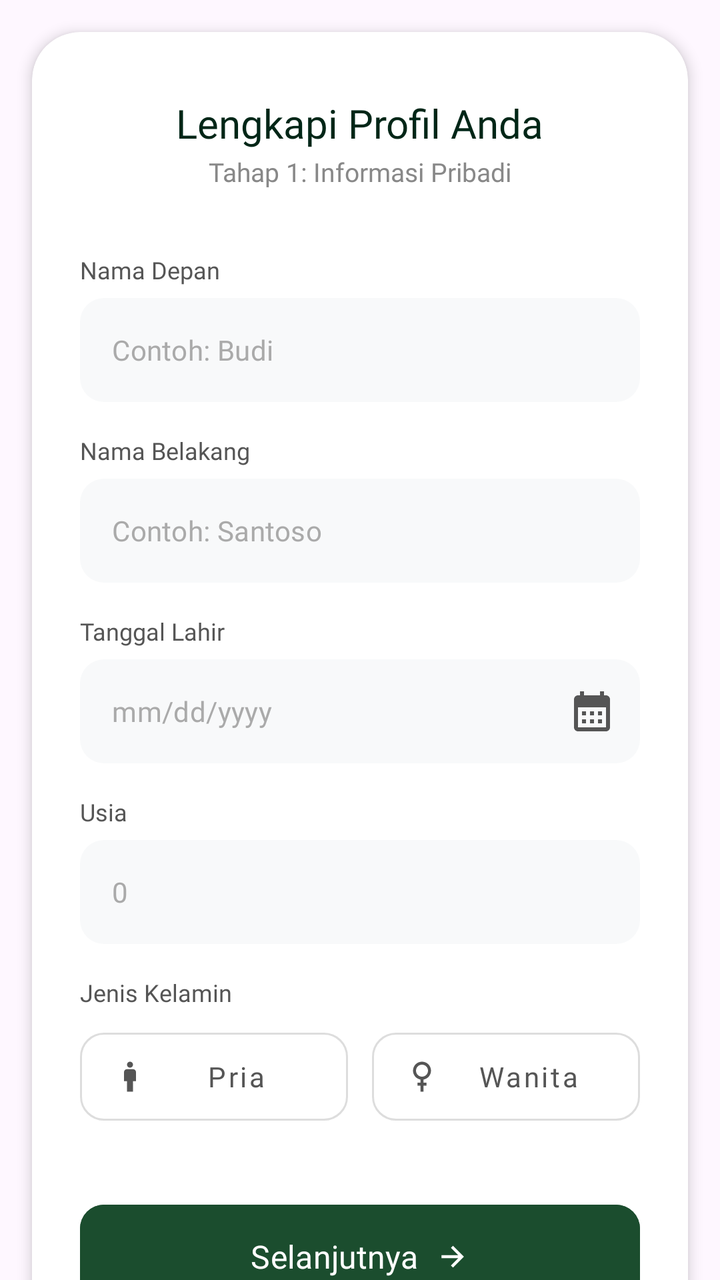
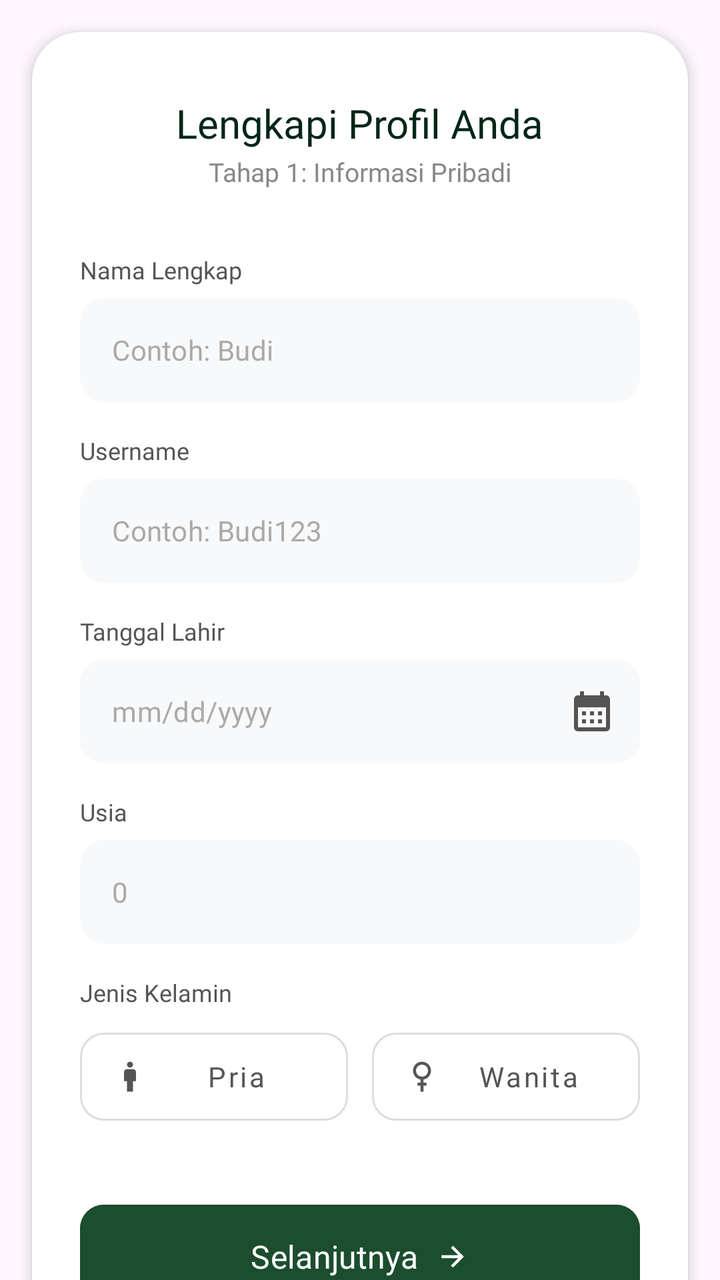

Two renders of the same Android screen: before a commit and after it. Below are the layout's source before the change and the commit's diff.
<!-- AndroidManifest.xml: application theme Theme.Notasawit -->
<!-- res/layout/fragment_data_diri1.xml -->
<?xml version="1.0" encoding="utf-8"?>
<androidx.core.widget.NestedScrollView xmlns:android="http://schemas.android.com/apk/res/android"
    xmlns:app="http://schemas.android.com/apk/res-auto"
    xmlns:tools="http://schemas.android.com/tools"
    android:id="@+id/scrollView"
    android:layout_width="match_parent"
    android:layout_height="match_parent"
    android:fillViewport="true"
    android:fitsSystemWindows="true"
    tools:context=".Autentikasi.Daftar.DataDiri.DataDiri1Fragment">

    <androidx.cardview.widget.CardView
        android:layout_width="match_parent"
        android:layout_height="wrap_content"
        android:layout_margin="16dp"
        app:cardCornerRadius="24dp"
        app:cardElevation="4dp"
        app:cardBackgroundColor="#FFFFFF">

        <androidx.constraintlayout.widget.ConstraintLayout
            android:layout_width="match_parent"
            android:layout_height="wrap_content"
            android:paddingHorizontal="24dp"
            android:paddingVertical="32dp">

            <LinearLayout
                android:id="@+id/form_header"
                android:layout_width="match_parent"
                android:layout_height="wrap_content"
                android:orientation="vertical"
                android:gravity="center"
                app:layout_constraintEnd_toEndOf="parent"
                app:layout_constraintStart_toStartOf="parent"
                app:layout_constraintTop_toTopOf="parent">

                <TextView
                    android:layout_width="wrap_content"
                    android:layout_height="wrap_content"
                    android:fontFamily="@font/poppins_medium"
                    android:text="Lengkapi Profil Anda"
                    android:textColor="#002617"
                    android:textSize="20sp" />

                <TextView
                    android:layout_width="wrap_content"
                    android:layout_height="wrap_content"
                    android:fontFamily="@font/poppins_regular"
                    android:text="Tahap 1: Informasi Pribadi"
                    android:textColor="#888888"
                    android:textSize="13sp"
                    android:layout_marginTop="2dp" />
            </LinearLayout>

            
            <TextView
                android:id="@+id/tvLabelNamaDepan"
                android:layout_width="wrap_content"
                android:layout_height="wrap_content"
                android:layout_marginTop="32dp"
                android:text="Nama Depan"
                android:textColor="#555555"
                android:fontFamily="@font/poppins_regular"
                android:textSize="12sp"
                app:layout_constraintStart_toStartOf="parent"
                app:layout_constraintTop_toBottomOf="@+id/form_header" />

            <com.google.android.material.textfield.TextInputLayout
                android:id="@+id/NamaDepanLayout"
                style="@style/Widget.MaterialComponents.TextInputLayout.FilledBox"
                android:layout_width="match_parent"
                android:layout_height="wrap_content"
                android:layout_marginTop="6dp"
                app:boxBackgroundColor="#F8F9FA"
                app:boxStrokeWidth="0dp"
                app:boxStrokeWidthFocused="0dp"
                app:boxCornerRadiusTopStart="12dp"
                app:boxCornerRadiusTopEnd="12dp"
                app:boxCornerRadiusBottomStart="12dp"
                app:boxCornerRadiusBottomEnd="12dp"
                app:hintEnabled="false"
                app:layout_constraintTop_toBottomOf="@+id/tvLabelNamaDepan">

                <com.google.android.material.textfield.TextInputEditText
                    android:id="@+id/etNamaDepan"
                    android:layout_width="match_parent"
                    android:layout_height="52dp"
                    android:paddingVertical="0dp"
                    android:paddingHorizontal="16dp"
                    android:hint="Contoh: Budi"
                    android:textColorHint="#AAAAAA"
                    android:inputType="textPersonName"
                    android:fontFamily="@font/poppins_regular"
                    android:textSize="14sp"
                    android:textColor="#002617" />
            </com.google.android.material.textfield.TextInputLayout>

            
            <TextView
                android:id="@+id/tvLabelUsername"
                android:layout_width="wrap_content"
                android:layout_height="wrap_content"
                android:layout_marginTop="16dp"
                android:text="Nama Belakang"
                android:textColor="#555555"
                android:fontFamily="@font/poppins_regular"
                android:textSize="12sp"
                app:layout_constraintStart_toStartOf="parent"
                app:layout_constraintTop_toBottomOf="@+id/NamaDepanLayout" />

            <com.google.android.material.textfield.TextInputLayout
                android:id="@+id/UsernameLayout"
                style="@style/Widget.MaterialComponents.TextInputLayout.FilledBox"
                android:layout_width="match_parent"
                android:layout_height="wrap_content"
                android:layout_marginTop="6dp"
                app:boxBackgroundColor="#F8F9FA"
                app:boxStrokeWidth="0dp"
                app:boxStrokeWidthFocused="0dp"
                app:boxCornerRadiusTopStart="12dp"
                app:boxCornerRadiusTopEnd="12dp"
                app:boxCornerRadiusBottomStart="12dp"
                app:boxCornerRadiusBottomEnd="12dp"
                app:hintEnabled="false"
                app:layout_constraintTop_toBottomOf="@+id/tvLabelUsername">

                <com.google.android.material.textfield.TextInputEditText
                    android:id="@+id/etUsername"
                    android:layout_width="match_parent"
                    android:layout_height="52dp"
                    android:paddingVertical="0dp"
                    android:paddingHorizontal="16dp"
                    android:hint="Contoh: Santoso"
                    android:textColorHint="#AAAAAA"
                    android:inputType="textPersonName"
                    android:fontFamily="@font/poppins_regular"
                    android:textSize="14sp"
                    android:textColor="#002617" />
            </com.google.android.material.textfield.TextInputLayout>

            
            <TextView
                android:id="@+id/tvLabelTanggalLahir"
                android:layout_width="wrap_content"
                android:layout_height="wrap_content"
                android:layout_marginTop="16dp"
                android:text="Tanggal Lahir"
                android:textColor="#555555"
                android:fontFamily="@font/poppins_regular"
                android:textSize="12sp"
                app:layout_constraintStart_toStartOf="parent"
                app:layout_constraintTop_toBottomOf="@+id/UsernameLayout" />

            <com.google.android.material.textfield.TextInputLayout
                android:id="@+id/TanggalLahirLayout"
                style="@style/Widget.MaterialComponents.TextInputLayout.FilledBox"
                android:layout_width="match_parent"
                android:layout_height="wrap_content"
                android:layout_marginTop="6dp"
                app:boxBackgroundColor="#F8F9FA"
                app:boxStrokeWidth="0dp"
                app:boxStrokeWidthFocused="0dp"
                app:boxCornerRadiusTopStart="12dp"
                app:boxCornerRadiusTopEnd="12dp"
                app:boxCornerRadiusBottomStart="12dp"
                app:boxCornerRadiusBottomEnd="12dp"
                app:hintEnabled="false"
                app:endIconDrawable="@drawable/ic_calendar_month"
                app:endIconMode="custom"
                app:endIconTint="#555555"
                app:layout_constraintTop_toBottomOf="@+id/tvLabelTanggalLahir">

                <com.google.android.material.textfield.TextInputEditText
                    android:id="@+id/etTanggalLahir"
                    android:layout_width="match_parent"
                    android:layout_height="52dp"
                    android:paddingVertical="0dp"
                    android:paddingHorizontal="16dp"
                    android:hint="mm/dd/yyyy"
                    android:textColorHint="#AAAAAA"
                    android:inputType="date"
                    android:focusable="false"
                    android:clickable="true"
                    android:cursorVisible="false"
                    android:fontFamily="@font/poppins_regular"
                    android:textSize="14sp"
                    android:textColor="#002617" />
            </com.google.android.material.textfield.TextInputLayout>

            
            <TextView
                android:id="@+id/tvLabelUsia"
                android:layout_width="wrap_content"
                android:layout_height="wrap_content"
                android:layout_marginTop="16dp"
                android:text="Usia"
                android:textColor="#555555"
                android:fontFamily="@font/poppins_regular"
                android:textSize="12sp"
                app:layout_constraintStart_toStartOf="parent"
                app:layout_constraintTop_toBottomOf="@+id/TanggalLahirLayout" />

            <com.google.android.material.textfield.TextInputLayout
                android:id="@+id/UsiaLayout"
                style="@style/Widget.MaterialComponents.TextInputLayout.FilledBox"
                android:layout_width="match_parent"
                android:layout_height="wrap_content"
                android:layout_marginTop="6dp"
                app:boxBackgroundColor="#F8F9FA"
                app:boxStrokeWidth="0dp"
                app:boxStrokeWidthFocused="0dp"
                app:boxCornerRadiusTopStart="12dp"
                app:boxCornerRadiusTopEnd="12dp"
                app:boxCornerRadiusBottomStart="12dp"
                app:boxCornerRadiusBottomEnd="12dp"
                app:hintEnabled="false"
                app:layout_constraintTop_toBottomOf="@+id/tvLabelUsia">

                <com.google.android.material.textfield.TextInputEditText
                    android:id="@+id/etUsia"
                    android:layout_width="match_parent"
                    android:layout_height="52dp"
                    android:paddingVertical="0dp"
                    android:paddingHorizontal="16dp"
                    android:hint="0"
                    android:textColorHint="#AAAAAA"
                    android:inputType="number"
                    android:fontFamily="@font/poppins_regular"
                    android:textSize="14sp"
                    android:textColor="#002617" />
            </com.google.android.material.textfield.TextInputLayout>

            
            <TextView
                android:id="@+id/tvLabelJenisKelamin"
                android:layout_width="wrap_content"
                android:layout_height="wrap_content"
                android:layout_marginTop="16dp"
                android:text="Jenis Kelamin"
                android:textColor="#555555"
                android:fontFamily="@font/poppins_regular"
                android:textSize="12sp"
                app:layout_constraintStart_toStartOf="parent"
                app:layout_constraintTop_toBottomOf="@+id/UsiaLayout" />

            <LinearLayout
                android:id="@+id/containerJenisKelamin"
                android:layout_width="match_parent"
                android:layout_height="wrap_content"
                android:orientation="horizontal"
                android:layout_marginTop="6dp"
                app:layout_constraintTop_toBottomOf="@+id/tvLabelJenisKelamin">

                <com.google.android.material.button.MaterialButton
                    android:id="@+id/btnPria"
                    style="@style/Widget.MaterialComponents.Button.OutlinedButton"
                    android:layout_width="0dp"
                    android:layout_height="56dp"
                    android:layout_weight="1"
                    android:layout_marginEnd="6dp"
                    android:text="Pria"
                    android:fontFamily="@font/poppins_medium"
                    android:textAllCaps="false"
                    android:textColor="#555555"
                    app:iconTint="#555555"
                    app:icon="@drawable/ic_man"
                    app:strokeColor="#DDDDDD"
                    app:cornerRadius="12dp" />

                <com.google.android.material.button.MaterialButton
                    android:id="@+id/btnWanita"
                    style="@style/Widget.MaterialComponents.Button.OutlinedButton"
                    android:layout_width="0dp"
                    android:layout_height="56dp"
                    android:layout_weight="1"
                    android:layout_marginStart="6dp"
                    android:text="Wanita"
                    android:fontFamily="@font/poppins_medium"
                    android:textAllCaps="false"
                    android:textColor="#555555"
                    app:iconTint="#555555"
                    app:icon="@drawable/ic_woman"
                    app:strokeColor="#DDDDDD"
                    app:cornerRadius="12dp" />
            </LinearLayout>

            

            <com.google.android.material.button.MaterialButton
                android:id="@+id/btnNext"
                android:layout_width="match_parent"
                android:layout_height="60dp"
                android:layout_marginTop="32dp"
                android:layout_marginBottom="16dp"
                android:backgroundTint="#1B4D2E"
                android:text="Selanjutnya"
                android:textAllCaps="false"
                android:fontFamily="@font/poppins_semibold"
                android:textSize="16sp"
                app:cornerRadius="12dp"
                app:icon="@drawable/ic_arrow_right"
                app:iconGravity="textEnd"
                app:layout_constraintEnd_toEndOf="parent"
                app:layout_constraintStart_toStartOf="parent"
                app:layout_constraintTop_toBottomOf="@+id/containerJenisKelamin" />

            <LinearLayout
                android:id="@+id/tvSecure"
                android:layout_width="match_parent"
                android:layout_height="wrap_content"
                android:gravity="center"
                android:orientation="horizontal"
                android:layout_marginTop="16dp"
                app:layout_constraintTop_toBottomOf="@+id/btnNext">
                <ImageView
                    android:layout_width="14dp"
                    android:layout_height="14dp"
                    android:src="@drawable/ic_shield"
                    app:tint="#888888" />
                <TextView
                    android:layout_width="wrap_content"
                    android:layout_height="wrap_content"
                    android:layout_marginStart="6dp"
                    android:text="Data Anda aman bersama kami"
                    android:fontFamily="@font/poppins_regular"
                    android:textSize="12sp"
                    android:textColor="#888888" />
            </LinearLayout>

        </androidx.constraintlayout.widget.ConstraintLayout>
    </androidx.cardview.widget.CardView>
</androidx.core.widget.NestedScrollView>
<!-- resources referenced by this layout -->
<resources>
  <!-- drawable ic_arrow_right (drawable) -->
  <vector xmlns:android="http://schemas.android.com/apk/res/android"
      android:width="24dp"
      android:height="24dp"
      android:viewportWidth="24.0"
      android:viewportHeight="24.0">
      <path
          android:fillColor="#FF000000"
          android:pathData="M5,13l11.17,0l-4.88,4.88l1.41,1.41l7.3,-7.29l-7.3,-7.29l-1.41,1.41l4.88,4.88l-11.17,0z"/>
  </vector>
  <!-- drawable ic_calendar_month (drawable) -->
  <vector xmlns:android="http://schemas.android.com/apk/res/android" android:height="24dp" android:tint="#002617" android:viewportHeight="24" android:viewportWidth="24" android:width="24dp">
        
      <path android:fillColor="@android:color/white" android:pathData="M19,4h-1V2h-2v2H8V2H6v2H5C3.89,4 3.01,4.9 3.01,6L3,20c0,1.1 0.89,2 2,2h14c1.1,0 2,-0.9 2,-2V6C21,4.9 20.1,4 19,4zM19,20H5V10h14V20zM9,14H7v-2h2V14zM13,14h-2v-2h2V14zM17,14h-2v-2h2V14zM9,18H7v-2h2V18zM13,18h-2v-2h2V18zM17,18h-2v-2h2V18z"/>
      
  </vector>
  <!-- drawable ic_man (drawable) -->
  <vector xmlns:android="http://schemas.android.com/apk/res/android" android:height="24dp" android:tint="#002617" android:viewportHeight="960" android:viewportWidth="960" android:width="24dp">
        
      <path android:fillColor="@android:color/white" android:pathData="M400,880L400,600L320,600L320,360Q320,327 343.5,303.5Q367,280 400,280L560,280Q593,280 616.5,303.5Q640,327 640,360L640,600L560,600L560,880L400,880ZM480,240Q447,240 423.5,216.5Q400,193 400,160Q400,127 423.5,103.5Q447,80 480,80Q513,80 536.5,103.5Q560,127 560,160Q560,193 536.5,216.5Q513,240 480,240Z"/>
      
  </vector>
  <!-- drawable ic_shield (drawable) -->
  <vector xmlns:android="http://schemas.android.com/apk/res/android"
      android:width="24dp"
      android:height="24dp"
      android:viewportWidth="24.0"
      android:viewportHeight="24.0">
      <path
          android:fillColor="#FF000000"
          android:pathData="M12,1L3,5v6c0,5.55 3.84,10.74 9,12c5.16,-1.26 9,-6.45 9,-12V5L12,1zM12,11.99h7c-0.53,4.12 -3.28,7.79 -7,8.94V12H5V6.3l7,-3.11V11.99z"/>
  </vector>
  <!-- drawable ic_woman (drawable) -->
  <vector xmlns:android="http://schemas.android.com/apk/res/android"
      android:width="24dp"
      android:height="24dp"
      android:viewportWidth="24.0"
      android:viewportHeight="24.0">
      <path
          android:fillColor="#FF000000"
          android:pathData="M12,2C8.69,2 6,4.69 6,8c0,2.97 2.16,5.44 5,5.92V16H9v2h2v4h2v-4h2v-2h-2v-2.08c2.84,-0.48 5,-2.95 5,-5.92C18,4.69 15.31,2 12,2zM12,12c-2.21,0 -4,-1.79 -4,-4s1.79,-4 4,-4 4,1.79 4,4 -1.79,4 -4,4z"/>
  </vector>
  <style name="Theme.Notasawit" parent="Base.Theme.Notasawit" />
  <style name="Base.Theme.Notasawit" parent="Theme.Material3.Light.NoActionBar">
          
          <item name="colorPrimary">@color/primary</item>
          <item name="colorSecondary">@color/secondary</item>
          <item name="colorTertiary">@color/tertiary</item>
          <item name="android:statusBarColor">@color/white</item>
          <item name="android:windowLightStatusBar">true</item>
          
          <item name="elevationOverlayEnabled">false</item>
          <item name="colorSurface">@color/white</item>
          
          <item name="colorControlNormal">@color/tertiary</item>
          <item name="colorControlActivated">@color/primary</item>
      </style>
  <color name="primary">#1B4D2E</color>
  <color name="secondary">#D4AF37</color>
  <color name="tertiary">#002617</color>
  <color name="white">#FFFFFFFF</color>
</resources>

<!-- the commit's change to res/layout/fragment_data_diri1.xml (unified diff, before → after) -->
@@ -57,7 +57,7 @@
                 android:layout_width="wrap_content"
                 android:layout_height="wrap_content"
                 android:layout_marginTop="32dp"
-                android:text="Nama Depan"
+                android:text="Nama Lengkap"
                 android:textColor="#555555"
                 android:fontFamily="@font/poppins_regular"
                 android:textSize="12sp"
@@ -100,7 +100,7 @@
                 android:layout_width="wrap_content"
                 android:layout_height="wrap_content"
                 android:layout_marginTop="16dp"
-                android:text="Nama Belakang"
+                android:text="Username"
                 android:textColor="#555555"
                 android:fontFamily="@font/poppins_regular"
                 android:textSize="12sp"
@@ -129,7 +129,7 @@
                     android:layout_height="52dp"
                     android:paddingVertical="0dp"
                     android:paddingHorizontal="16dp"
-                    android:hint="Contoh: Santoso"
+                    android:hint="Contoh: Budi123"
                     android:textColorHint="#AAAAAA"
                     android:inputType="textPersonName"
                     android:fontFamily="@font/poppins_regular"
